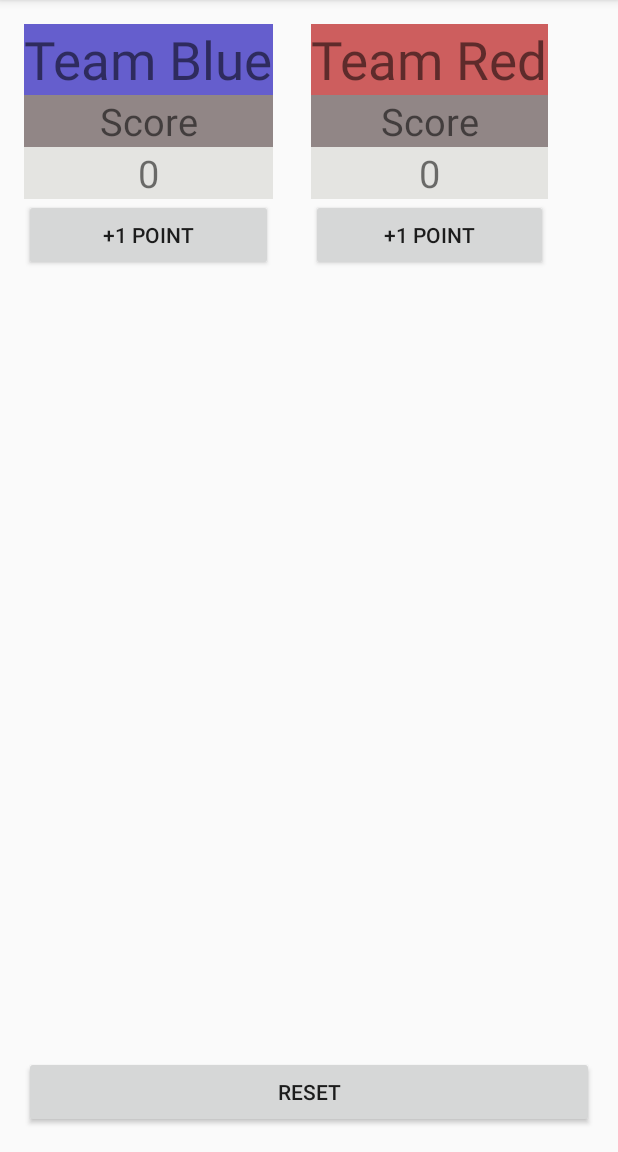
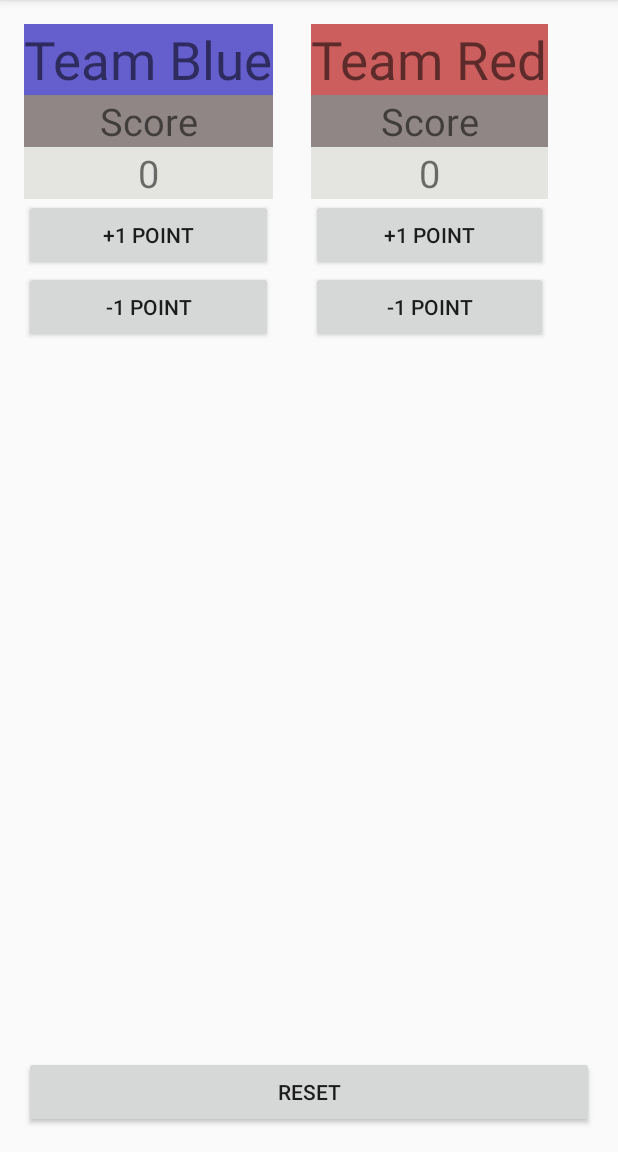
Before and after one commit to Jackson-McGlasson/CourtCounter, an Android app: the screen it shows after launch (MainActivity), on a phone screen of 412 x 824 dp, the part 84-1236 px from its top. Run offline under Robolectric (Android 15) with nearby library versions, the phone set to English and light mode, and no system bars.

Commit message:
finished milestone 8

```diff
--- a/app/src/main/res/layout/activity_main.xml
+++ b/app/src/main/res/layout/activity_main.xml
@@ -66,7 +66,14 @@
                 android:text="+1 Point"
                 android:id="@+id/button1"
                 android:layout_gravity="center_horizontal"
-                android:onClick="onClick1"/>
+                android:onClick="blueClickPlus"/>
+            <Button
+                android:layout_width="match_parent"
+                android:layout_height="wrap_content"
+                android:text="-1 Point"
+                android:id="@+id/button3"
+                android:layout_gravity="center_horizontal"
+                android:onClick="blueClickMinus"/>
         </LinearLayout>
 
         <LinearLayout
@@ -122,7 +129,14 @@
                 android:text="+1 Point"
                 android:id="@+id/button2"
                 android:layout_gravity="center_horizontal"
-                android:onClick="onClick2"/>
+                android:onClick="redClickPlus"/>
+            <Button
+                android:layout_width="match_parent"
+                android:layout_height="wrap_content"
+                android:text="-1 Point"
+                android:id="@+id/button4"
+                android:layout_gravity="center_horizontal"
+                android:onClick="redClickMinus"/>
 
         </LinearLayout>
     </LinearLayout>
@@ -139,7 +153,7 @@
             android:layout_height="wrap_content"
             android:text="Reset"
             android:id="@+id/resetButton"
-            android:onClick="onClick3"/>
+            android:onClick="resetClick"/>
     </LinearLayout>
 
 </RelativeLayout>
```
Also changed, not shown: app/src/main/java/com/academy/app/courtcounter/MainActivity.java (+19 -4 lines).
